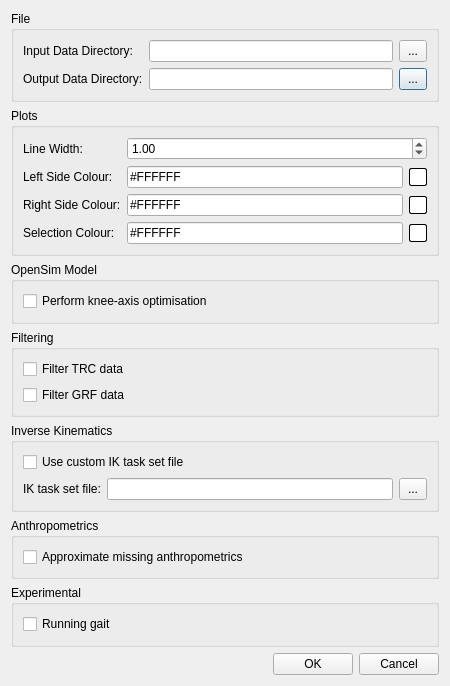
Old version of the form src/c3d_parser/view/qt/options_dialog.ui in the repository tsalemink/C3D-parser.
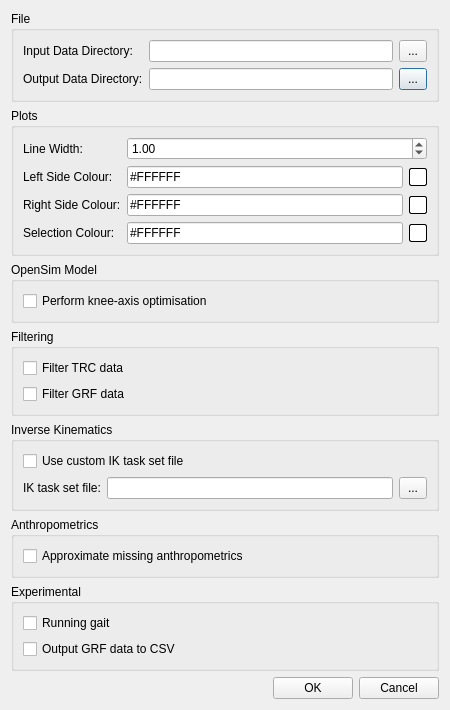
New version of the form.

Commit message: Add user option to output normalised GRFs

Patch:
```diff
--- a/src/c3d_parser/view/qt/options_dialog.ui
+++ b/src/c3d_parser/view/qt/options_dialog.ui
@@ -358,6 +358,13 @@
         </property>
        </widget>
       </item>
+      <item>
+       <widget class="QCheckBox" name="checkBoxOutputGRFs">
+        <property name="text">
+         <string>Output GRF data to CSV</string>
+        </property>
+       </widget>
+      </item>
      </layout>
     </widget>
    </item>
```
The commit also changes 3 other files.
